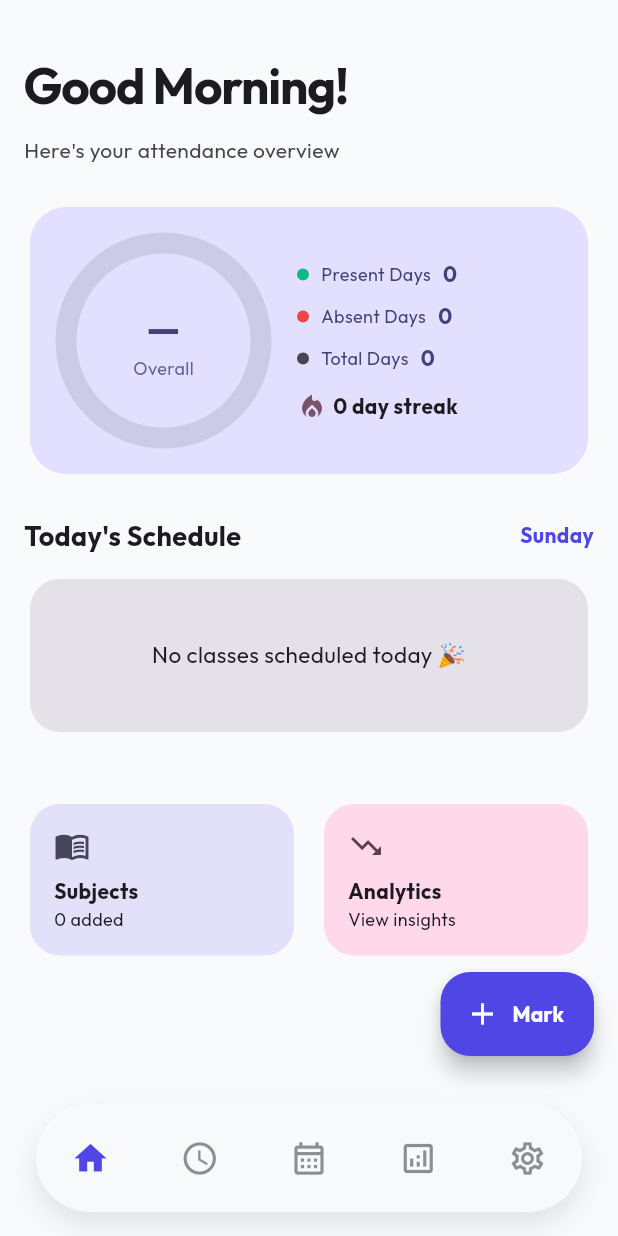
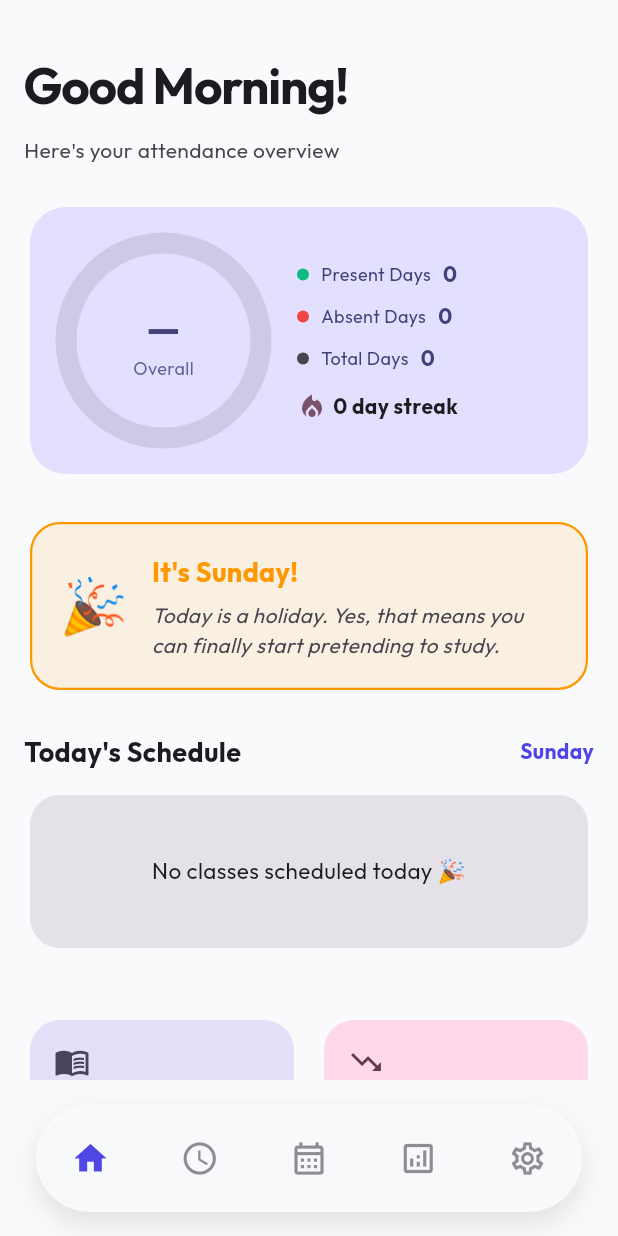
Before and after one commit to Jaswanth0811/AttendX, a Flutter app: the screen it shows after launch, on a phone screen of 412 x 824 dp. Run offline on Flutter 3.47's test engine with Material 3 defaults, Android fonts, the phone set to English and light mode, and no system bars; our stand-ins replace file_picker, flutter_local_notifications, google_fonts, google_sign_in, googleapis_auth, package_info_plus and 4 more; missing offline and left inert: googleapis; accounts and stored records are empty; network calls fail.

Commit message:
v1.0.9+14: Disable Mark Attendance FAB on Sundays, fetch random sarcastic holiday/Sunday messages from internet (GitHub JSON), and show dynamic package version in settings/about dialog

```diff
--- a/lib/screens/dashboard_screen.dart
+++ b/lib/screens/dashboard_screen.dart
@@ -1,6 +1,9 @@
 import 'package:flutter/material.dart';
 import 'package:provider/provider.dart';
 import 'package:intl/intl.dart';
+import 'dart:math';
+import 'dart:convert';
+import 'package:http/http.dart' as http;
 import '../providers/attendance_provider.dart';
 import '../providers/settings_provider.dart';
 import '../models/subject.dart';
@@ -13,14 +16,78 @@ import 'analytics_screen.dart';
 import 'attendance_entry_screen.dart';
 import '../widgets/attendance_wizard_sheet.dart';
 
-class DashboardScreen extends StatelessWidget {
+class DashboardScreen extends StatefulWidget {
   const DashboardScreen({super.key});
+
+  @override
+  State<DashboardScreen> createState() => _DashboardScreenState();
+}
+
+class _DashboardScreenState extends State<DashboardScreen> {
+  String _sarcasticQuote = 'Enjoy your day off!';
 
   String _getGreeting() {
     final hour = DateTime.now().hour;
     if (hour < 12) return 'Morning';
     if (hour < 17) return 'Afternoon';
     return 'Evening';
+  }
+
+  @override
+  void initState() {
+    super.initState();
+    _fetchSarcasticQuote();
+  }
+
+  Future<void> _fetchSarcasticQuote() async {
+    final fallbacks = [
+      "Today is a holiday. Yes, that means you can finally start pretending to study.",
+      "Holiday alert! Go touch some grass. College isn't going anywhere, unfortunately.",
+      "It is a holiday. Your bed is calling, and unlike your professor, it actually cares about you.",
+      "Today is a holiday! Time to do absolutely nothing and then complain about having no time.",
+      "Happy holiday! Please try not to think about the 5 assignments you're ignoring today.",
+      "A holiday! Feel free to check your attendance percentage. Spoilers: it still needs help.",
+      "Enjoy the holiday! Don't worry, the pressure of final exams will still be here tomorrow.",
+      "It's a holiday! Time to tell everyone you'll study, knowing full well you'll play games all day.",
+      "Holiday time. Try to remember what a normal sleep schedule feels like.",
+      "A holiday today. Go ahead, close your textbook. You weren't reading it anyway.",
+      "Enjoy the day off! Your college profile is currently weeping, but hey, sleep is nice.",
+      "It is a holiday. Go do something productive. Just kidding, go watch Netflix.",
+      "Holiday! A perfect opportunity to pretend your pending list of tasks doesn't exist.",
+      "Yay, a holiday! Time to ignore your group project members for another 24 hours.",
+      "Holiday mode activated. Let's make zero progress today and feel proud of it.",
+      "Enjoy the holiday. The college gate is closed, but your impending deadlines are wide open.",
+      "It's Sunday! Time to rest, because sitting in class doing nothing is hard work.",
+      "Today is a holiday. Finally, a day when bunking is officially legal.",
+      "No classes today! Time to sleep in and pretend you're a functioning member of society.",
+      "Holiday! Please use this time to reflect on why your attendance is below 75%."
+    ];
+
+    try {
+      final response = await http.get(Uri.parse('https://raw.githubusercontent.com/Jaswanth0811/AttendX/main/sarcastic_holiday_quotes.json'))
+          .timeout(const Duration(seconds: 4));
+      if (response.statusCode == 200) {
+        final List<dynamic> quotes = json.decode(response.body);
+        if (quotes.isNotEmpty) {
+          final random = Random();
+          if (mounted) {
+            setState(() {
+              _sarcasticQuote = quotes[random.nextInt(quotes.length)].toString();
+            });
+            return;
+          }
+        }
+      }
+    } catch (e) {
+      debugPrint("Failed to fetch sarcastic quotes: $e");
+    }
+
+    if (mounted) {
+      final random = Random();
+      setState(() {
+        _sarcasticQuote = fallbacks[random.nextInt(fallbacks.length)];
+      });
+    }
   }
 
   @override
@@ -71,12 +138,13 @@ class DashboardScreen extends StatelessWidget {
         .toList();
 
     final now = DateTime.now();
+    final isSunday = now.weekday == DateTime.sunday;
     final todayStartMillis = DateTime(now.year, now.month, now.day).millisecondsSinceEpoch;
     final isTodayHoliday = attendance.isHoliday(todayStartMillis);
     final todayHoliday = attendance.getHolidayForDate(todayStartMillis);
 
     return Scaffold(
-      floatingActionButton: isTodayHoliday
+      floatingActionButton: (isTodayHoliday || isSunday)
           ? null
           : FloatingActionButton.extended(
               onPressed: () {
@@ -227,7 +295,7 @@ class DashboardScreen extends StatelessWidget {
                     const SizedBox(height: 24),
 
                     // Holiday Banner
-                    if (isTodayHoliday) ...[
+                    if (isTodayHoliday || isSunday) ...[
                       Card(
                         elevation: 0,
                         shape: RoundedRectangleBorder(
@@ -239,26 +307,27 @@ class DashboardScreen extends StatelessWidget {
                           padding: const EdgeInsets.all(20.0),
                           child: Row(
                             children: [
-                              const Text('\ud83c\udf89', style: TextStyle(fontSize: 36)),
+                              const Text('🎉', style: TextStyle(fontSize: 36)),
                               const SizedBox(width: 16),
                               Expanded(
                                 child: Column(
                                   crossAxisAlignment: CrossAxisAlignment.start,
                                   children: [
-                                    const Text(
-                                      'Today is a Holiday!',
-                                      style: TextStyle(
+                                    Text(
+                                      isSunday ? "It's Sunday!" : "Today is a Holiday: ${todayHoliday?.name ?? ''}",
+                                      style: const TextStyle(
                                         fontSize: 18,
                                         fontWeight: FontWeight.bold,
                                         color: Colors.orange,
                                       ),
                                     ),
-                                    const SizedBox(height: 4),
+                                    const SizedBox(height: 6),
                                     Text(
-                                      todayHoliday?.name ?? 'Enjoy your day off!',
+                                      _sarcasticQuote,
                                       style: TextStyle(
                                         fontSize: 14,
                                         color: theme.colorScheme.onSurfaceVariant,
+                                        fontStyle: FontStyle.italic,
                                       ),
                                     ),
                                   ],
--- a/pubspec.yaml
+++ b/pubspec.yaml
@@ -16,7 +16,7 @@ publish_to: 'none' # Remove this line if you wish to publish to pub.dev
 # https://developer.apple.com/library/archive/documentation/General/Reference/InfoPlistKeyReference/Articles/CoreFoundationKeys.html
 # In Windows, build-name is used as the major, minor, and patch parts
 # of the product and file versions while build-number is used as the build suffix.
-version: 1.0.8+13
+version: 1.0.9+14
 
 environment:
   sdk: ^3.11.5
--- /dev/null
+++ b/sarcastic_holiday_quotes.json
@@ -0,0 +1,22 @@
+[
+  "Today is a holiday. Yes, that means you can finally start pretending to study.",
+  "Holiday alert! Go touch some grass. College isn't going anywhere, unfortunately.",
+  "It is a holiday. Your bed is calling, and unlike your professor, it actually cares about you.",
+  "Today is a holiday! Time to do absolutely nothing and then complain about having no time.",
+  "Happy holiday! Please try not to think about the 5 assignments you're ignoring today.",
+  "A holiday! Feel free to check your attendance percentage. Spoilers: it still needs help.",
+  "Enjoy the holiday! Don't worry, the pressure of final exams will still be here tomorrow.",
+  "It's a holiday! Time to tell everyone you'll study, knowing full well you'll play games all day.",
+  "Holiday time. Try to remember what a normal sleep schedule feels like.",
+  "A holiday today. Go ahead, close your textbook. You weren't reading it anyway.",
+  "Enjoy the day off! Your college profile is currently weeping, but hey, sleep is nice.",
+  "It is a holiday. Go do something productive. Just kidding, go watch Netflix.",
+  "Holiday! A perfect opportunity to pretend your pending list of tasks doesn't exist.",
+  "Yay, a holiday! Time to ignore your group project members for another 24 hours.",
+  "Holiday mode activated. Let's make zero progress today and feel proud of it.",
+  "Enjoy the holiday. The college gate is closed, but your impending deadlines are wide open.",
+  "It's Sunday! Time to rest, because sitting in class doing nothing is hard work.",
+  "Today is a holiday. Finally, a day when bunking is officially legal.",
+  "No classes today! Time to sleep in and pretend you're a functioning member of society.",
+  "Holiday! Please use this time to reflect on why your attendance is below 75%."
+]
```
Also changed, not shown: lib/screens/settings_screen.dart (+24 -10 lines).
